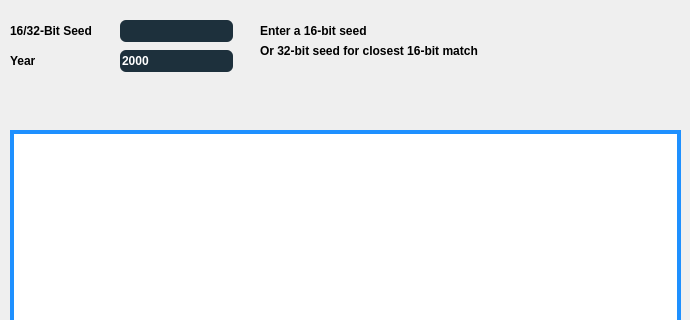
First picture: the form in Forms/SeedToTime3.ui, repository Admiral-Fish/PokeFinder, before the edit; both pictures show x 0 to 690 and y 0 to 320 of the 690 by 488 pixel window.
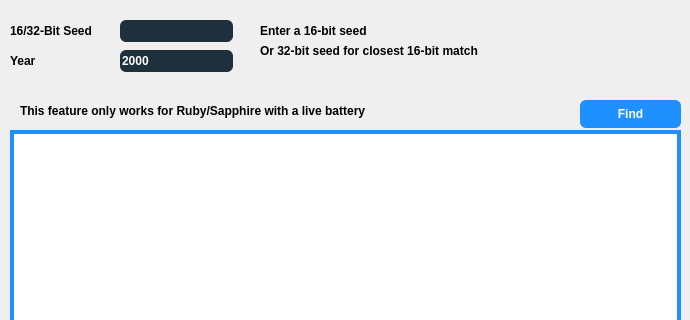
Second picture: the form after the edit. Icons and pictures are not drawn. Custom widgets are drawn as their Qt base class.

Commit message: SeedToTime Gen3 Work

Patch:
```diff
--- a/Forms/SeedToTime3.ui
+++ b/Forms/SeedToTime3.ui
@@ -22,94 +22,23 @@
 	font-weight: 500;
 }
 
-QWidget QLineEdit {
-	font-family: &quot;Myriad Pro&quot;, Montserrat;
-	font-weight: 500;
-}
-
-.QTabWidget * {
-	font-family: &quot;Myriad Pro&quot;, Montserrat;
-	font-weight: 500;
-}
-
-QTabBar::tab {
-	color: black;
-	background-color: #A1ABB3;
-	font-family: &quot;Myriad Pro&quot;;
-}
-
-QTabBar::tab:selected {
-	color: white;
-	background-color: #1D303C;
-}
-
-QGroupBox {
-	background-color: #274050;
-	border-radius: 10px;
-	margin-top: 7px;
-	font-family: &quot;Myriad Pro&quot;, Montserrat;
-	font-weight: 500;
-}
-
-.QGroupBox * {
-	font-family: &quot;Myriad Pro&quot;, Montserrat;
-	font-weight: 500;
-}
-
-QGroupBox::title {
-	subcontrol-origin: margin;
-	left: 20px;
-	padding: 3px 5px 3px 5px;
-	background-color: #969F91;
-	border-radius: 5px;
-}
-
-QComboBox {
-	background-color: #1D303C;
+QPushButton {
 	border: none;
 	border-radius: 6px;
 	color: white;
-	padding-left: 13px;
-}
-
-QComboBox::down-arrow {
-	image: url(noimg);
-	border-width: 0px;
-}
-
-QComboBox::drop-down {
-	background-color: #1D303C;
-	width: 0px;
-}
-
-QComboBox::item {
-	background-color: #1D303C;
-	selection-background-color: #003941;
+	font-family: &quot;Myriad Pro&quot;, Montserrat;
+	font-weight: 500;
 }
 
 QLabel {
-	font-family: &quot;Myriad Pro&quot;, Montserrat;
-	font-weight: 500;
 	color: black;
+	font-family: &quot;Myriad Pro&quot;, Montserrat;
+	font-weight: 500;
 }
 
-QRadioButton::indicator {
-	border: 2px solid white;
-	border-radius: 3px;
-	height: 10px;
-	width: 10px;
-}
-
-QRadioButton::indicator:checked {
-	background-color: #274050;
-}
-
-QRadioButton::indicator:unchecked {
-	background-color: white;
-}
-
-QRadioButton {
-	color: white;
+QWidget QLineEdit {
+	font-family: &quot;Myriad Pro&quot;, Montserrat;
+	font-weight: 500;
 }
 
 QLineEdit {
@@ -120,29 +49,18 @@
 	color: white;
 }
 
-QPushButton {
-	border: none;
-	border-radius: 6px;
-}
-
-QCheckBox::indicator {
-	border: 2px solid white;
-	border-radius: 3px;
-	height: 10px;
-	width: 10px;
-}
-
-QCheckBox::indicator:unchecked {
-	background-color: #274050;
-}
-
-QCheckBox::indicator:checked {
-		background-color: white;
-}
-
 QTableView {
 	border: 4px solid DodgerBlue;
-}</string>
+}
+
+QHeaderView::section {
+	border: none;
+	background-color: #274050;
+	padding-top: 3px;
+	padding-bottom: 3px;
+	color: white;
+}
+</string>
   </property>
   <widget class="QWidget" name="centralwidget">
    <widget class="QLabel" name="seedLabel">
@@ -254,6 +172,37 @@
      <number>20</number>
     </attribute>
    </widget>
+   <widget class="QPushButton" name="pushButtonFind">
+    <property name="geometry">
+     <rect>
+      <x>580</x>
+      <y>100</y>
+      <width>101</width>
+      <height>28</height>
+     </rect>
+    </property>
+    <property name="styleSheet">
+     <string notr="true">QPushButton {
+	background-color: DodgerBlue;
+}</string>
+    </property>
+    <property name="text">
+     <string>Find</string>
+    </property>
+   </widget>
+   <widget class="QLabel" name="descriptionLabel3">
+    <property name="geometry">
+     <rect>
+      <x>20</x>
+      <y>100</y>
+      <width>421</width>
+      <height>21</height>
+     </rect>
+    </property>
+    <property name="text">
+     <string>This feature only works for Ruby/Sapphire with a live battery</string>
+    </property>
+   </widget>
   </widget>
   <widget class="QMenuBar" name="menubar">
    <property name="geometry">
```
Left out of the diff: 5 changed lines with no effect on the pictures. The commit also changes 2 other files.
